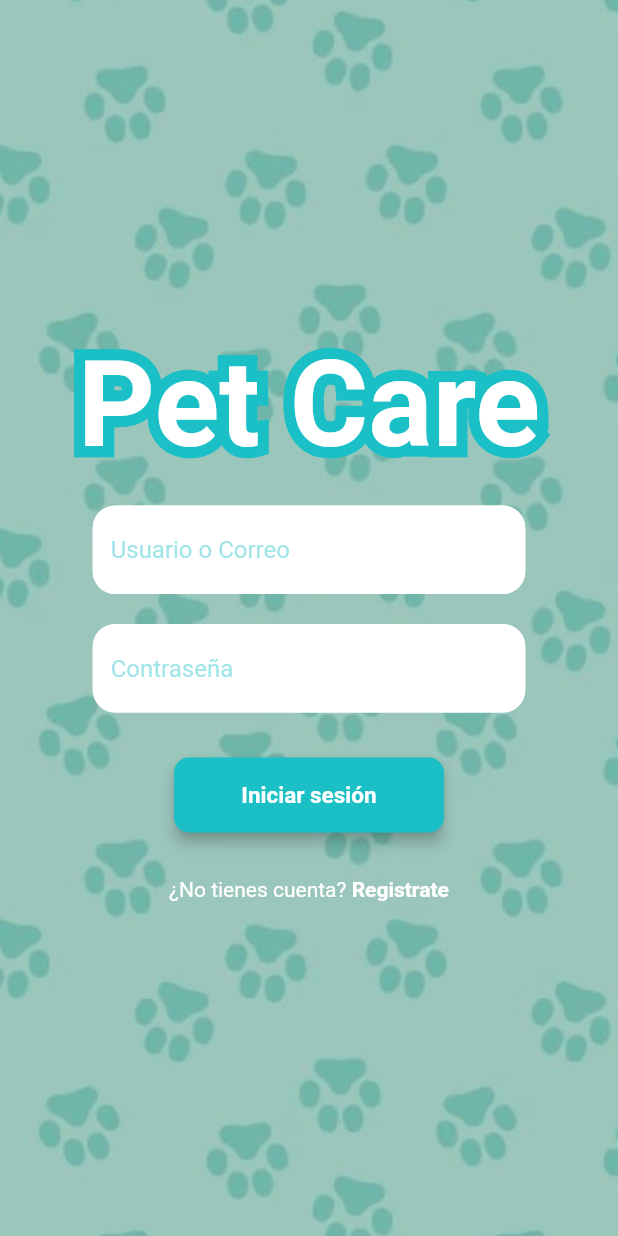
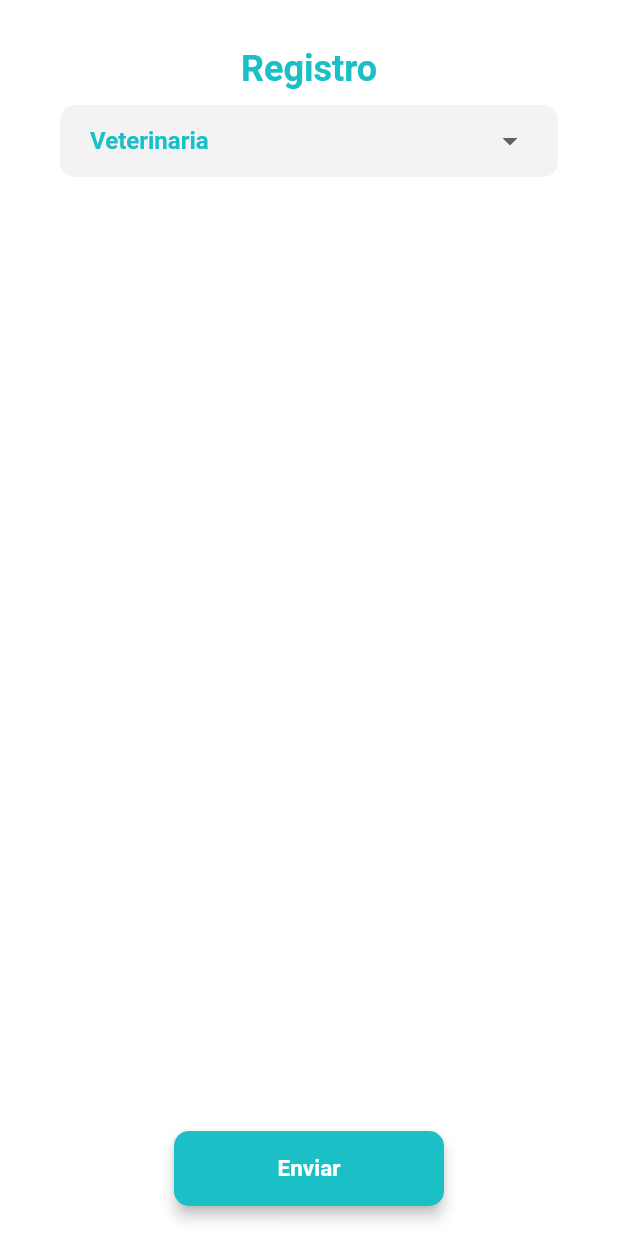
Before and after one commit to caloja1014/pet_care, a Flutter app: the screen it shows after launch, on a phone screen of 412 x 824 dp. Run offline on Flutter 3.47's test engine with Material 2 defaults, Android fonts, the phone set to English and light mode, and no system bars; our stand-ins replace get, google_fonts.

Commit message:
register local_vet

```diff
--- /dev/null
+++ b/lib/app/modules/register_local_vet/bindings/register_local_vet.binding.dart
@@ -0,0 +1,12 @@
+import 'package:get/get.dart';
+
+import '../controllers/register_local_vet.controller.dart';
+
+class RegisterLocalVetBinding extends Bindings {
+  @override
+  void dependencies() {
+    Get.lazyPut<RegisterLocalVetController>(
+      () => RegisterLocalVetController(),
+    );
+  }
+}
--- /dev/null
+++ b/lib/app/modules/register_local_vet/controllers/register_local_vet.controller.dart
@@ -0,0 +1,23 @@
+import 'package:get/get.dart';
+
+class RegisterLocalVetController extends GetxController {
+  //TODO: Implement RegisterLocalVetController
+
+  final count = 0.obs;
+  @override
+  void onInit() {
+    super.onInit();
+  }
+
+  @override
+  void onReady() {
+    super.onReady();
+  }
+
+  @override
+  void onClose() {
+    super.onClose();
+  }
+
+  void increment() => count.value++;
+}
--- /dev/null
+++ b/lib/app/modules/register_local_vet/views/register_local_vet.view.dart
@@ -0,0 +1,95 @@
+import 'package:flutter/material.dart';
+
+import 'package:get/get.dart';
+
+import '../controllers/register_local_vet.controller.dart';
+
+class RegisterLocalVetView extends GetView<RegisterLocalVetController> {
+  RegisterLocalVetView({Key? key}) : super(key: key);
+  final _formKey = GlobalKey<FormState>();
+  @override
+  Widget build(BuildContext context) {
+    return Scaffold(
+      body: Container(
+        width: double.infinity,
+        height: double.infinity,
+        color: Colors.white,
+        child: Column(
+          children: [
+            Container(
+              alignment: Alignment.bottomCenter,
+              height: 60,
+              width: double.infinity,
+              child: Text(
+                'Registro',
+                style: Theme.of(context).textTheme.titleLarge,
+              ),
+            ),
+            Expanded(
+              child: SingleChildScrollView(
+                child: Form(
+                  key: _formKey,
+                  child: SizedBox(
+                    width: double.infinity,
+                    child: Column(
+                      mainAxisSize: MainAxisSize.max,
+                      children: [
+                        Container(
+                          padding: const EdgeInsets.fromLTRB(40, 10, 40, 10),
+                          width: double.infinity,
+                          child: DecoratedBox(
+                            decoration: BoxDecoration(
+
+                              color: const Color(0xFFF3F3F3),
+                              border: Border.all(
+                                color: const Color(0xFFF3F3F3),
+                                width: 1,
+                              ),
+                              borderRadius: BorderRadius.circular(10),
+                            ),
+                            child: Container(
+                              padding:
+                                  const EdgeInsets.only(left: 20, right: 20),
+                              child: DropdownButton<bool>(
+                                dropdownColor: const Color(0xFFF3F3F3),
+                                elevation:8,
+                                isExpanded: true,
+                                borderRadius: BorderRadius.circular(10),
+                                underline: Container(),
+                                value: true,
+                                items: [true, false]
+                                    .map<DropdownMenuItem<bool>>((bool value) {
+                                  return DropdownMenuItem<bool>(
+                                    value: value,
+                                    child:
+                                        Text(value ? 'Veterinaria' : 'Local'),
+                                  );
+                                }).toList(),
+                                onChanged: (value) {},
+                              ),
+                            ),
+                          ),
+                        ),
+                      ],
+                    ),
+                  ),
+                ),
+              ),
+            ),
+            Padding(
+              padding: const EdgeInsets.only(top: 20, bottom: 20),
+              child: ElevatedButton(
+                onPressed: () {
+                  // Get.toNamed('/register_local_vet_address');
+                },
+                child: const Text(
+                  'Enviar',
+                ),
+              ),
+            ),
+          ],
+        ),
+      ),
+    );
+  }
+}
--- a/lib/app/routes/app_pages.dart
+++ b/lib/app/routes/app_pages.dart
@@ -6,13 +6,15 @@ import '../modules/login/bindings/login.binding.dart';
 import '../modules/login/views/login.view.dart';
 import '../modules/register/bindings/register.binding.dart';
 import '../modules/register/views/register.view.dart';
+import '../modules/register_local_vet/bindings/register_local_vet.binding.dart';
+import '../modules/register_local_vet/views/register_local_vet.view.dart';
 
 part 'app_routes.dart';
 
 class AppPages {
   AppPages._();
 
-  static const INITIAL = Routes.LOGIN;
+  static const INITIAL = Routes.REGISTER_LOCAL_VET;
 
   static final routes = [
     GetPage(
@@ -27,8 +29,13 @@ class AppPages {
     ),
     GetPage(
       name: _Paths.LOGIN,
-      page: () =>  LoginView(),
+      page: () => LoginView(),
       binding: LoginBinding(),
+    ),
+    GetPage(
+      name: _Paths.REGISTER_LOCAL_VET,
+      page: () =>  RegisterLocalVetView(),
+      binding: RegisterLocalVetBinding(),
     ),
   ];
 }
--- a/lib/app/routes/app_routes.dart
+++ b/lib/app/routes/app_routes.dart
@@ -6,6 +6,7 @@ abstract class Routes {
   static const HOME = _Paths.HOME;
   static const REGISTER = _Paths.REGISTER;
   static const LOGIN = _Paths.LOGIN;
+  static const REGISTER_LOCAL_VET = _Paths.REGISTER_LOCAL_VET;
 }
 
 abstract class _Paths {
@@ -13,4 +14,5 @@ abstract class _Paths {
   static const HOME = '/home';
   static const REGISTER = '/register';
   static const LOGIN = '/login';
+  static const REGISTER_LOCAL_VET = '/register-local-vet';
 }
--- a/lib/main.dart
+++ b/lib/main.dart
@@ -28,6 +28,7 @@ class MyApp extends StatelessWidget {
     800: const Color.fromRGBO(26, 192, 198, 1),
     900: const Color.fromRGBO(26, 192, 198, 1),
   };
+  final primaryColor = const Color.fromRGBO(26, 192, 198, 1);
   @override
   Widget build(BuildContext context) {
     return Container(
@@ -43,8 +44,25 @@ class MyApp extends StatelessWidget {
           scaffoldBackgroundColor: const Color.fromARGB(25, 0, 0, 0),
           primarySwatch: Colors.blue,
           visualDensity: VisualDensity.adaptivePlatformDensity,
-          buttonTheme: const ButtonThemeData(
-            buttonColor: Color(0xFF1AC0C6),
+          buttonTheme: ButtonThemeData(
+            buttonColor: primaryColor,
+          ),
+          textTheme: TextTheme(
+            titleLarge: TextStyle(
+              fontSize: 24,
+              fontWeight: FontWeight.bold,
+              color: primaryColor,
+            ),
+            titleMedium: TextStyle(
+              // fontSize: 20,
+              fontWeight: FontWeight.bold,
+              color: primaryColor,
+            ),
+            titleSmall: TextStyle(
+              fontSize: 16,
+              fontWeight: FontWeight.bold,
+              color: primaryColor,
+            ),
           ),
           elevatedButtonTheme: ElevatedButtonThemeData(
             style: ElevatedButton.styleFrom(
@@ -53,8 +71,9 @@ class MyApp extends StatelessWidget {
                   color: Colors.white,
                   fontWeight: FontWeight.bold,
                 ),
-                primary: const Color.fromRGBO(26, 192, 198, 1),
+                primary: primaryColor,
                 minimumSize: const Size(180, 50),
+                maximumSize:const Size(180, 50) ,
                 // fixedSize: const Size(1200, 50),
                 shape: RoundedRectangleBorder(
                   borderRadius: BorderRadius.circular(10),
```
